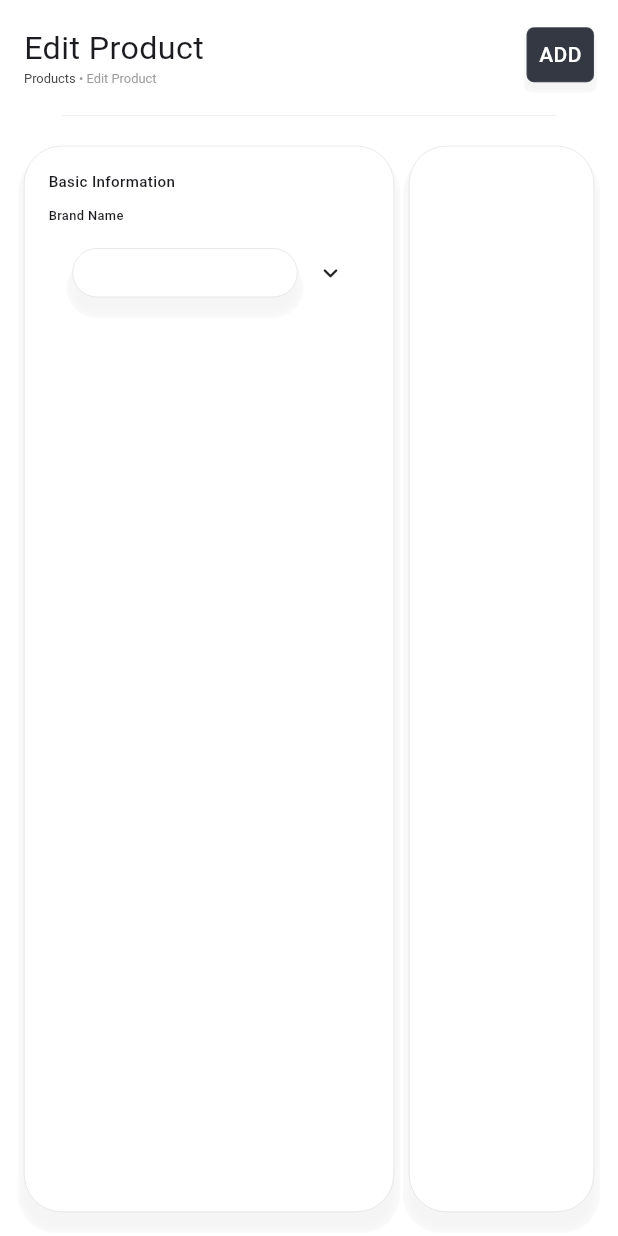
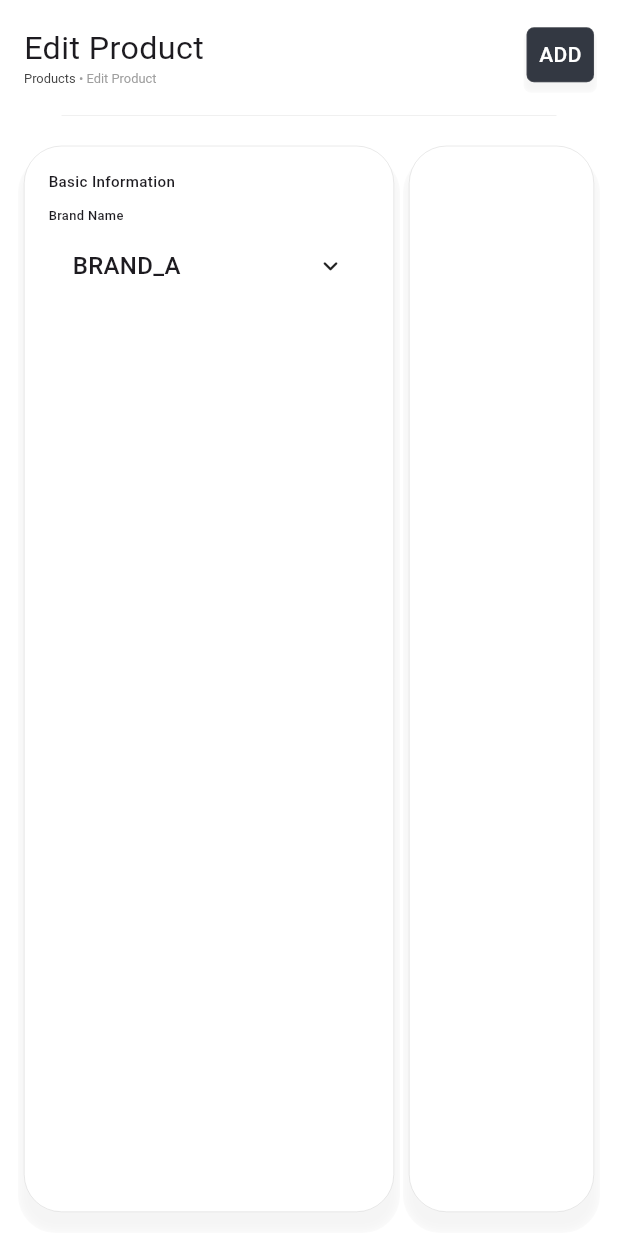
Before and after one commit to hafedh049/stock, a Flutter app: the screen it shows after launch, on a phone screen of 412 x 824 dp. Run offline on Flutter 3.47's test engine with Material 3 defaults, Android fonts, the phone set to English and light mode, and no system bars; our stand-ins replace font_awesome_flutter, responsive_sizer; missing offline and left inert: animated_button, flutter_expandable_table, textfield_tags.

Commit message:
Update product_editing.dart

```diff
--- a/lib/products/product_editing.dart
+++ b/lib/products/product_editing.dart
@@ -84,17 +84,6 @@ class _EditProductState extends State<EditProduct> {
                           const SizedBox(height: 10),
                           Text("Brand Name", style: TextStyle(fontSize: 12.sp, fontWeight: FontWeight.w500)),
                           CustomDropdown<String>(
-                            headerBuilder: (BuildContext context, String text) {
-                              return Container(
-                                padding: const EdgeInsets.all(16),
-                                decoration: BoxDecoration(
-                                  borderRadius: BorderRadius.circular(25),
-                                  color: white,
-                                  border: Border.all(color: grey.withOpacity(.5), width: .3),
-                                  boxShadow: <BoxShadow>[BoxShadow(color: grey.withOpacity(.1), blurStyle: BlurStyle.inner, spreadRadius: 4, blurRadius: 5, offset: const Offset(0, 10))],
-                                ),
-                              );
-                            },
                             items: _brands,
                             initialItem: _brands[0],
                             onChanged: (String value) {},
```
